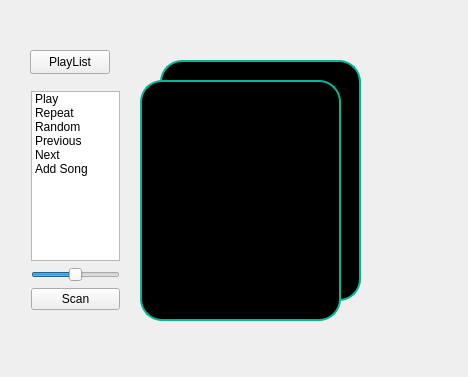
Old version of the form widget.ui in the repository dwvwdv/Peaceful.
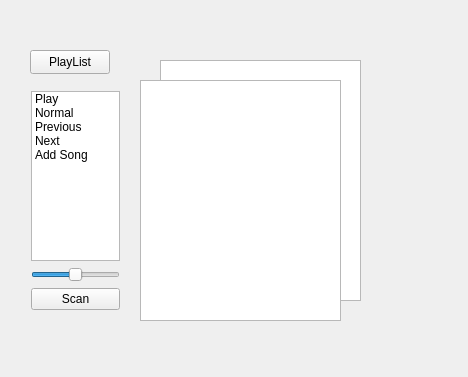
New version of the form.

```diff
--- a/widget.ui
+++ b/widget.ui
@@ -26,15 +26,7 @@
     </rect>
    </property>
    <property name="styleSheet">
-    <string notr="true">border-style:outset;
-	border-width:3px;
-
-	color:rgb(85, 255, 127);
-	border-radius: 22px;
-	font: &quot;Arial&quot;;
-	font-size: 20px;
-	border: 2px solid #00b894;
-	background-color: #000000;</string>
+    <string notr="true"/>
    </property>
   </widget>
   <widget class="QWidget" name="layoutWidget">
@@ -59,12 +51,7 @@
       </item>
       <item>
        <property name="text">
-        <string>Repeat</string>
-       </property>
-      </item>
-      <item>
-       <property name="text">
-        <string>Random</string>
+        <string>Normal</string>
        </property>
       </item>
       <item>
@@ -116,15 +103,7 @@
     </rect>
    </property>
    <property name="styleSheet">
-    <string notr="true">border-style:outset;
-	border-width:3px;
-
-	color:rgb(85, 255, 127);
-	border-radius: 22px;
-	font: &quot;Arial&quot;;
-	font-size: 20px;
-	border: 2px solid #00b894;
-	background-color: #000000;</string>
+    <string notr="true"/>
    </property>
   </widget>
   <widget class="QPushButton" name="listBtn">
```
